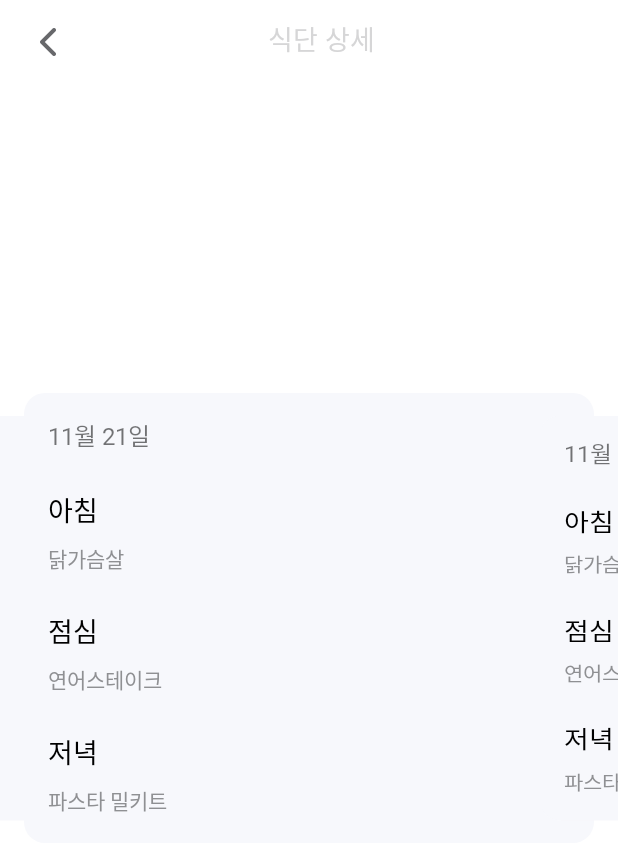
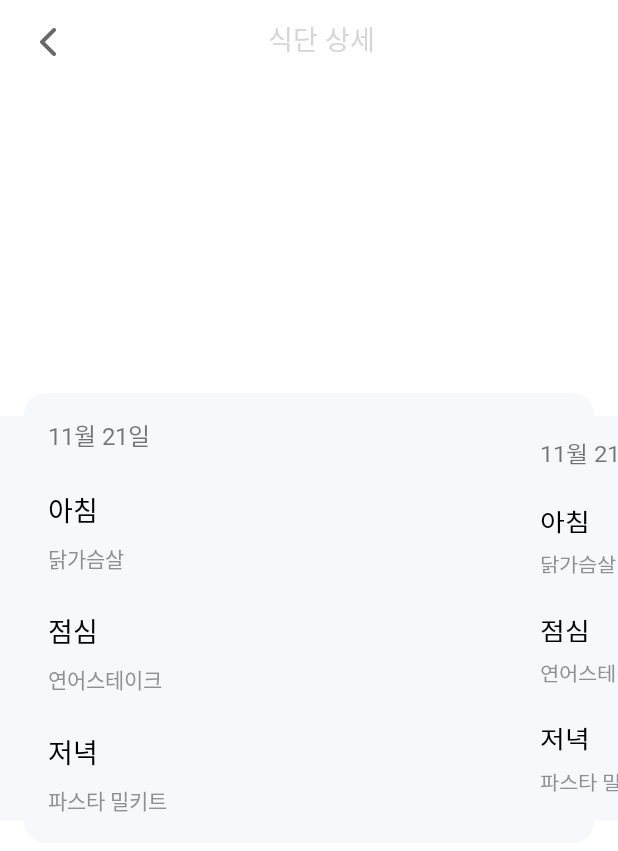
Before and after one commit to teambaekgu/baekgu_dev, an Android app: the DietDetailsActivity screen opened directly, with no data from a screen before it, on a phone screen of 412 x 824 dp. Shown: the top 851 px of the screen. Run offline under Robolectric (Android 15) with nearby library versions, the phone set to English and light mode, and no system bars; 1 statement that could not run was skipped.

Commit message:
dimen 추가

```diff
--- a/app/src/main/res/values/dimens.xml
+++ b/app/src/main/res/values/dimens.xml
@@ -15,7 +15,7 @@
     <dimen name="horizontal_margin">16dp</dimen>
     <dimen name="horizontal_margin_small">8dp</dimen>
 
-    <dimen name="viewpager_next_item_visible">26dp</dimen>
+    <dimen name="viewpager_next_item_visible">42dp</dimen>
     <dimen name="viewpager_current_item_horizontal_margin">42dp</dimen>
 
 </resources>
```
